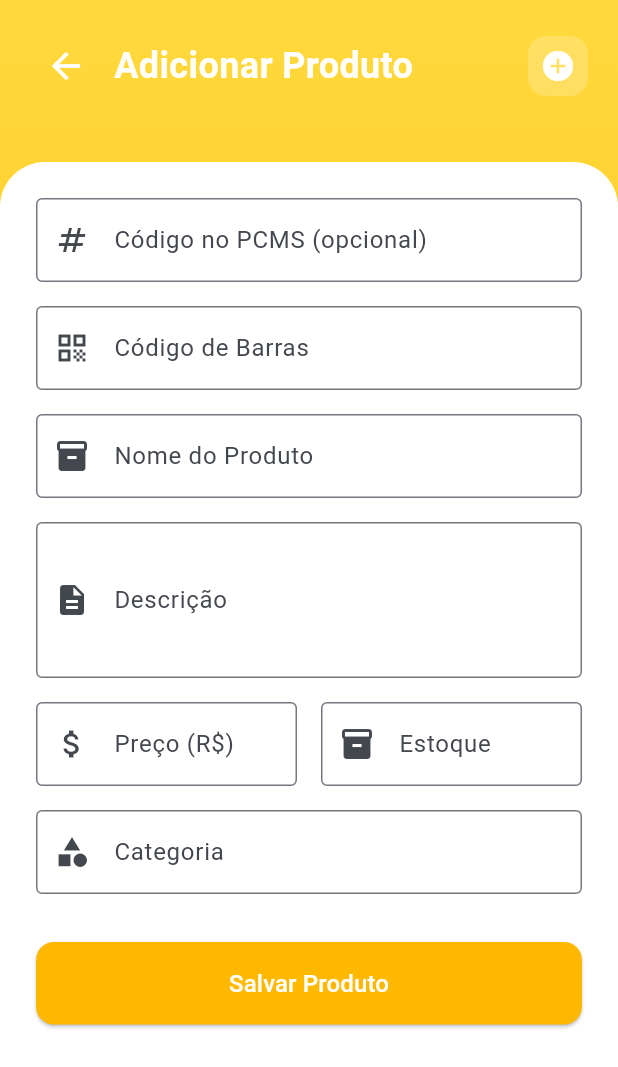
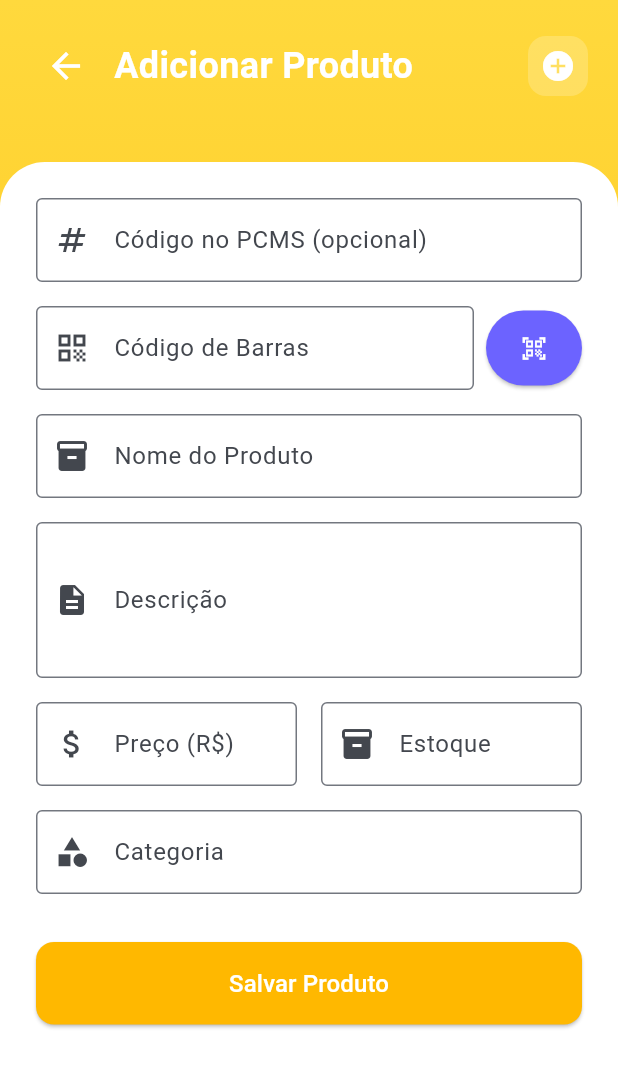
Before and after one commit to brenotorto/distribuidora-app, a Flutter app: the AdicionarProdutoScreen screen opened directly, on a phone screen of 412 x 824 dp. Shown: the top 1067 px of the screen. Run offline on Flutter 3.47's test engine with Material 3 defaults, Android fonts, the phone set to English and light mode, and no system bars; our stand-ins replace cloud_firestore, firebase_core; missing offline and left inert: mobile_scanner; accounts and stored records are empty.

Commit message:
Adicionado scanner na tela de adicionar produto

```diff
--- a/lib/screens/adicionar_produto_screen.dart
+++ b/lib/screens/adicionar_produto_screen.dart
@@ -1,6 +1,7 @@
 import 'package:flutter/material.dart';
 import '../models/produto.dart';
 import '../services/produto_service.dart';
+import 'scanner_screen.dart';
 
 class AdicionarProdutoScreen extends StatefulWidget {
   final String? codigoBarras;
@@ -118,7 +119,10 @@ class _AdicionarProdutoScreenState extends State<AdicionarProdutoScreen> {
             ),
           ),
           const SizedBox(height: 16),
-          TextFormField(
+          Row(
+            children: [
+              Expanded(
+                child: TextFormField(
                   controller: _codigoBarrasController,
                   decoration: const InputDecoration(
                     labelText: 'Código de Barras',
@@ -131,6 +135,18 @@ class _AdicionarProdutoScreenState extends State<AdicionarProdutoScreen> {
                     }
                     return null;
                   },
+                ),
+              ),
+              const SizedBox(width: 8),
+              ElevatedButton(
+                onPressed: _abrirScanner,
+                style: ElevatedButton.styleFrom(
+                  backgroundColor: const Color(0xFF6C63FF),
+                  padding: const EdgeInsets.all(16),
+                ),
+                child: const Icon(Icons.qr_code_scanner, color: Colors.white),
+              ),
+            ],
           ),
           const SizedBox(height: 16),
           TextFormField(
@@ -301,6 +317,22 @@ class _AdicionarProdutoScreenState extends State<AdicionarProdutoScreen> {
     }
   }
 
+  void _abrirScanner() async {
+    final resultado = await Navigator.push(
+      context,
+      MaterialPageRoute(
+        builder: (context) => const ScannerScreen(),
+        settings: const RouteSettings(arguments: 'adicionar'),
+      ),
+    );
+
+    if (resultado != null) {
+      setState(() {
+        _codigoBarrasController.text = resultado;
+      });
+    }
+  }
+
   @override
   void dispose() {
     _codigoPcmsController.dispose();
```
Also changed, not shown: lib/screens/scanner_screen.dart (+7 -0 lines). Lines whose indentation alone changed are shown as unchanged.
